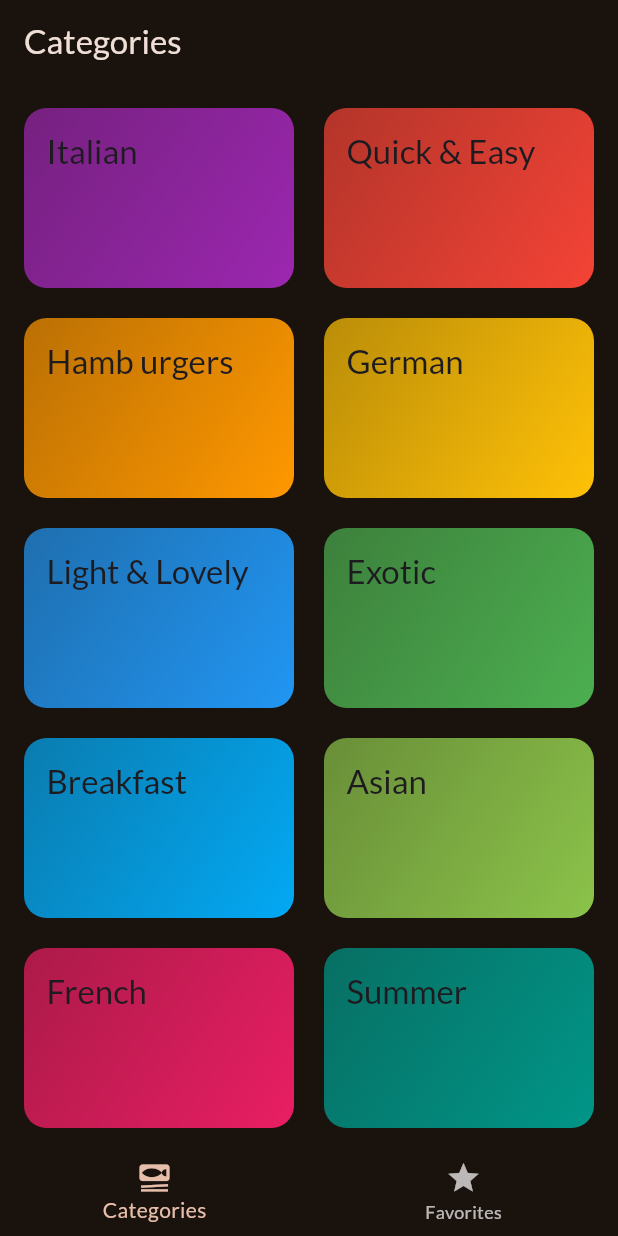
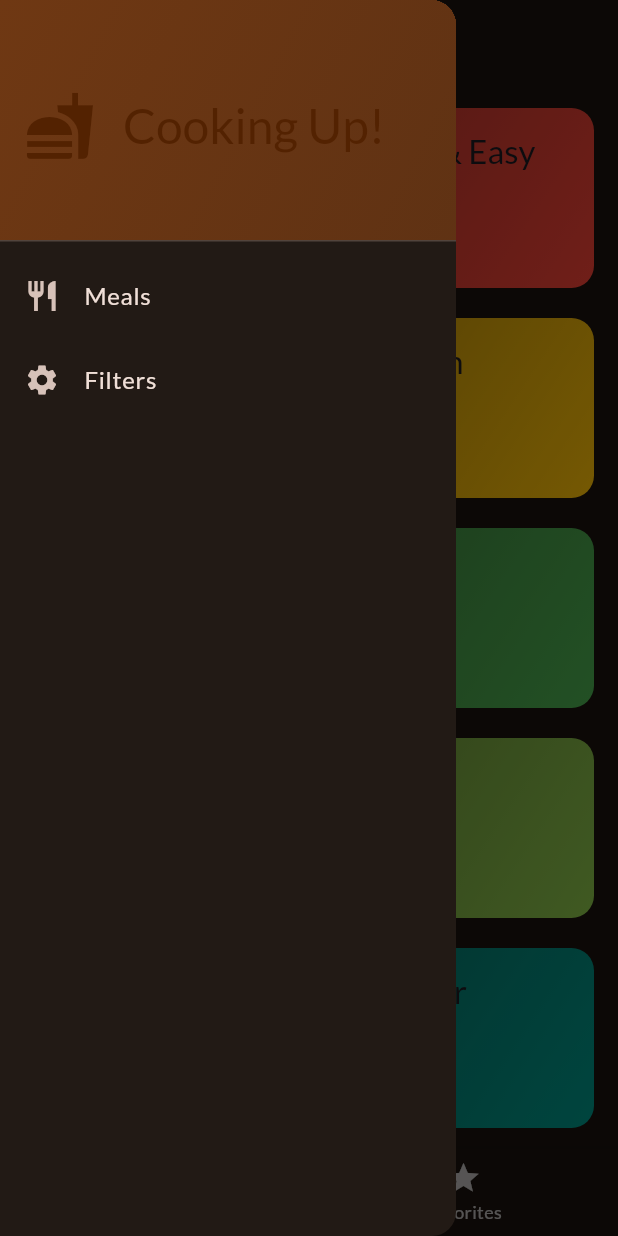
Before and after one commit to Avinash174/Meal, a Flutter app: the screen it shows after launch, with the side drawer open (before the commit the screen has no drawer), on a phone screen of 412 x 824 dp. Run offline on Flutter 3.47's test engine with Material 3 defaults, Android fonts, the phone set to English and light mode, and no system bars; our stand-ins replace google_fonts, transparent_image.

Commit message:
new changes done

```diff
--- a/lib/screens/tabs.dart
+++ b/lib/screens/tabs.dart
@@ -1,8 +1,10 @@
 import 'package:flutter/material.dart';
 import 'package:meal_app/model/meal.dart';
 import 'package:meal_app/screens/categories.dart';
+import 'package:meal_app/screens/filters.dart';
 import 'package:meal_app/screens/meal_details.dart';
 import 'package:meal_app/screens/meals.dart';
+import 'package:meal_app/widgets/main_drawer.dart';
 
 class TabsScreen extends StatefulWidget {
   const TabsScreen({super.key});
@@ -22,26 +24,20 @@ class _TabsScreenState extends State<TabsScreen> {
     ).showSnackBar(SnackBar(content: Text(message)));
   }
 
-  // Toggle favourite state for a meal
   void _toggleMealsFavourite(Meal meal) {
     final isExisting = _favoriteMeals.contains(meal);
 
     setState(() {
       if (isExisting) {
-        setState(() {
-          _favoriteMeals.remove(meal);
-        });
+        _favoriteMeals.remove(meal);
         _showInfoMsg(context, 'Meal removed from favorites.');
       } else {
-        setState(() {
-          _favoriteMeals.add(meal);
-          _showInfoMsg(context, 'Meal added to favorites.');
-        });
+        _favoriteMeals.add(meal);
+        _showInfoMsg(context, 'Meal added to favorites.');
       }
     });
   }
 
-  // Helper to check if a meal is favourite
   bool _isMealFavourite(Meal meal) {
     return _favoriteMeals.contains(meal);
   }
@@ -56,18 +52,28 @@ class _TabsScreenState extends State<TabsScreen> {
     });
   }
 
+  void _setScreen(String identifier) {
+    if (identifier == 'filters') {
+      Navigator.of(context).pushReplacement(
+        MaterialPageRoute(builder: (ctx) => const FiltersScreen()),
+      );
+    } else if (identifier == 'meals') {
+      setState(() {
+        _selectedPageIndex = 0;
+      });
+    }
+  }
+
   @override
   Widget build(BuildContext context) {
     Widget activePageWidget;
 
     if (_selectedPageIndex == 0) {
-      // Categories page — pass callbacks so it can open Meals -> MealDetails correctly
       activePageWidget = CategoriesScreen(
         toggleFavourite: _toggleMealsFavourite,
         isMealFavourite: _isMealFavourite,
       );
     } else {
-      // Favorites page — show MealsScreen with only favorite meals
       activePageWidget = MealsScreen(
         title: 'Your Favorites',
         meals: _favoriteMeals,
@@ -87,6 +93,8 @@ class _TabsScreenState extends State<TabsScreen> {
 
     return Scaffold(
       appBar: AppBar(title: Text(_activePageTitle)),
+      drawer: MainDrawer(onSelectScreen: _setScreen),
+
       body: activePageWidget,
       bottomNavigationBar: BottomNavigationBar(
         currentIndex: _selectedPageIndex,
--- /dev/null
+++ b/lib/widgets/main_drawer.dart
@@ -0,0 +1,67 @@
+import 'package:flutter/material.dart';
+
+class MainDrawer extends StatelessWidget {
+  const MainDrawer({super.key, required this.onSelectScreen});
+
+  final void Function(String identifier) onSelectScreen;
+
+  @override
+  Widget build(BuildContext context) {
+    return Drawer(
+      child: Column(
+        children: [
+          DrawerHeader(
+            decoration: BoxDecoration(
+              gradient: LinearGradient(
+                colors: [
+                  Theme.of(context).colorScheme.primaryContainer,
+                  Theme.of(
+                    context,
+                  ).colorScheme.primaryContainer.withOpacity(0.8),
+                ],
+                begin: Alignment.topLeft,
+                end: Alignment.bottomRight,
+              ),
+            ),
+            child: Row(
+              children: [
+                Icon(
+                  Icons.fastfood,
+                  size: 48,
+                  color: Theme.of(context).colorScheme.onPrimary,
+                ),
+                const SizedBox(width: 18),
+                Text(
+                  'Cooking Up!',
+                  style: Theme.of(context).textTheme.headlineLarge!.copyWith(
+                    color: Theme.of(context).colorScheme.onPrimary,
+                  ),
+                ),
+              ],
+            ),
+          ),
+          ListTile(
+            leading: const Icon(Icons.restaurant),
+            title: const Text('Meals'),
+            onTap: () {
+              // ✅ close drawer
+              Navigator.of(context).pop();
+              // ✅ tell TabsScreen to show meals tab
+              onSelectScreen('meals');
+            },
+          ),
+          ListTile(
+            leading: const Icon(Icons.settings),
+            title: const Text('Filters'),
+            onTap: () {
+              // ✅ close drawer
+              Navigator.of(context).pop();
+              // ✅ tell TabsScreen to navigate to FiltersScreen
+              onSelectScreen('filters');
+            },
+          ),
+        ],
+      ),
+    );
+  }
+}
```
Also changed, not shown: lib/screens/filters.dart (added, +56 -0 lines).
